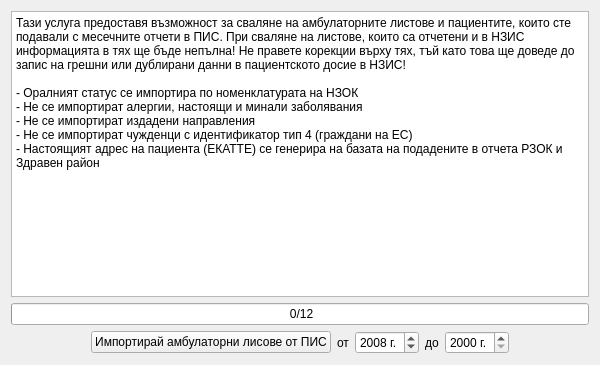
The window that src/View/Widgets/PisImportView.ui (thefinalcutbg/DinoDent) describes before a commit, drawn with Qt 5.
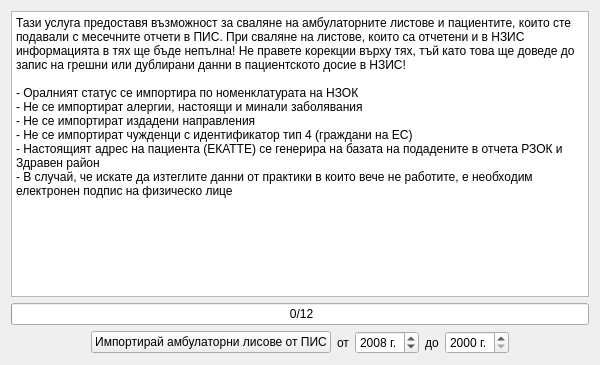
The same window after the commit.

What changed in the file:
```diff
--- a/src/View/Widgets/PisImportView.ui
+++ b/src/View/Widgets/PisImportView.ui
@@ -32,7 +32,8 @@
 - Не се импортират алергии, настоящи и минали заболявания
 - Не се импортират издадени направления
 - Не се импортират чужденци с идентификатор тип 4 (граждани на ЕС)
-- Настоящият адрес на пациента (ЕКАТТЕ) се генерира на базата на подадените в отчета РЗОК и Здравен район</string>
+- Настоящият адрес на пациента (ЕКАТТЕ) се генерира на базата на подадените в отчета РЗОК и Здравен район
+- В случай, че искате да изтеглите данни от практики в които вече не работите, е необходим електронен подпис на физическо лице</string>
      </property>
     </widget>
    </item>
```
